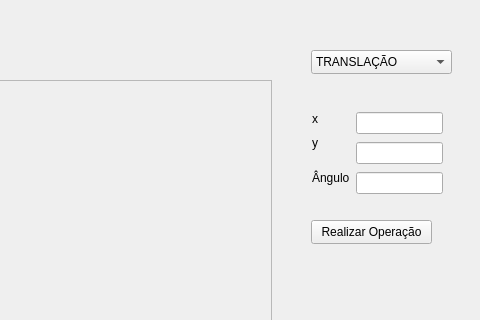
First picture: the form in mainwindow.ui, repository samu-ribas/3D-Graphics-Engine-Project, before the edit; both pictures show x 799 to 1279 and y 0 to 320 of the 1279 by 600 pixel window.
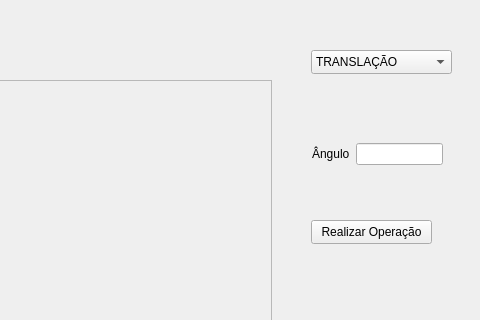
Second picture: the form after the edit. The open tabs and pages were chosen to show the change. Custom widgets are drawn as their Qt base class.

Diff of the .ui file:
```diff
--- a/mainwindow.ui
+++ b/mainwindow.ui
@@ -431,7 +431,7 @@
      </widget>
     </widget>
     <widget class="QWidget" name="page_6">
-     <widget class="QWidget" name="">
+     <widget class="QWidget" name="layoutWidget">
       <property name="geometry">
        <rect>
         <x>1</x>
@@ -443,24 +443,6 @@
       <layout class="QHBoxLayout" name="horizontalLayout_8">
        <item>
         <layout class="QVBoxLayout" name="verticalLayout_19">
-         <item>
-          <layout class="QVBoxLayout" name="verticalLayout_15">
-           <item>
-            <widget class="QLabel" name="label_20">
-             <property name="text">
-              <string>x</string>
-             </property>
-            </widget>
-           </item>
-           <item>
-            <widget class="QLabel" name="label_21">
-             <property name="text">
-              <string>y</string>
-             </property>
-            </widget>
-           </item>
-          </layout>
-         </item>
          <item>
           <widget class="QLabel" name="label_22">
            <property name="text">
@@ -472,12 +454,6 @@
        </item>
        <item>
         <layout class="QVBoxLayout" name="verticalLayout_20">
-         <item>
-          <widget class="QLineEdit" name="inputXRotacao"/>
-         </item>
-         <item>
-          <widget class="QLineEdit" name="inputYRotacao"/>
-         </item>
          <item>
           <widget class="QLineEdit" name="inputAnguloRotacao"/>
          </item>
```
Left out of the diff: 4 changed lines with no effect on the pictures.
